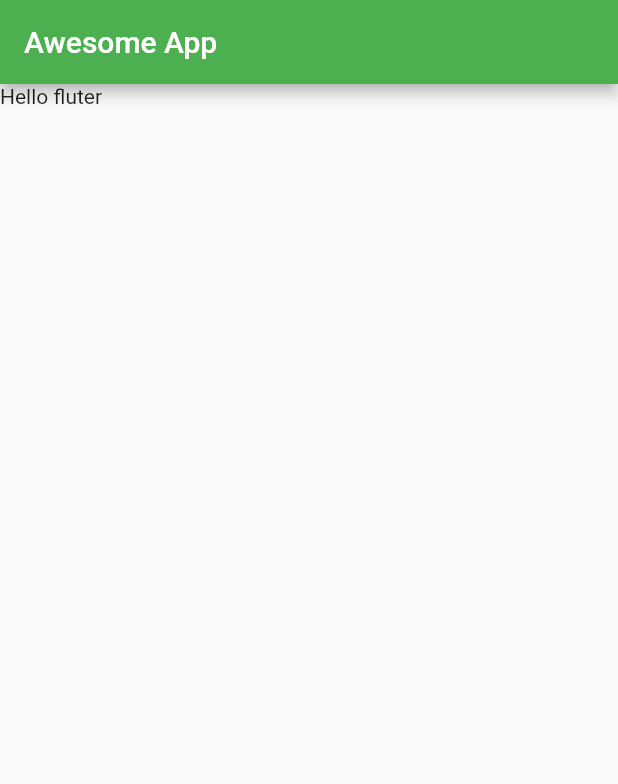
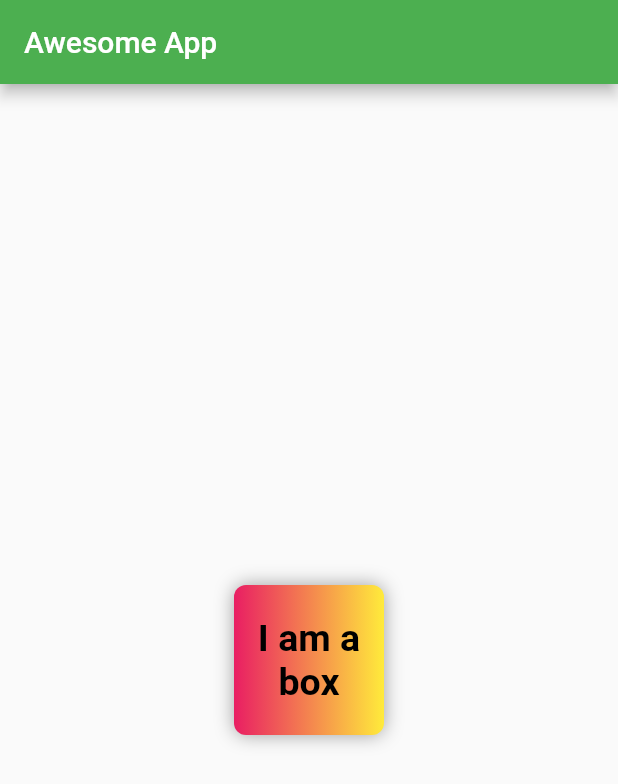
Before and after one commit to rai8/flutter_101, a Flutter app: the screen it shows after launch, on a phone screen of 412 x 824 dp. Shown: the top 784 px of the screen. Run offline on Flutter 3.47's test engine with Material 2 defaults, Android fonts, the phone set to English and light mode, and no system bars.

Commit message:
text style and container decoration

```diff
--- a/lib/main.dart
+++ b/lib/main.dart
@@ -20,8 +20,38 @@ class HomePage extends StatelessWidget {
         title: Text("Awesome App"),
 
       ),
-      body: Container(
-        child: Text('Hello fluter'),
+      body: Center(
+        child: Container(
+          padding: const EdgeInsets.all(0),
+          //color: Colors.purple, - we use decoration instead
+          width: 100,
+          height: 100,
+          decoration: BoxDecoration(
+            color: Colors.pink,
+            //shape: BoxShape.circle, //wraps the container in a circle like format
+            borderRadius: BorderRadius.circular(8),
+            gradient: LinearGradient(colors: [
+              Colors.pink,
+              Colors.yellow,
+            ]),
+            boxShadow: [
+              BoxShadow(
+                color: Colors.grey,
+                blurRadius: 10,
+              )
+            ]
+
+          ),
+          alignment: Alignment.center, //align text at the center of the container/div
+          child: Text("I am a box", textAlign: TextAlign.center,
+          style: TextStyle(
+            color: Colors.black,
+            fontSize: 25,
+            fontWeight: FontWeight.bold,
+
+          ),),
+
+        ),
       ),
     );
   }
```
